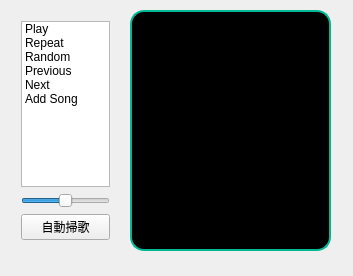
Old version of the form widget.ui in the repository dwvwdv/Peaceful.
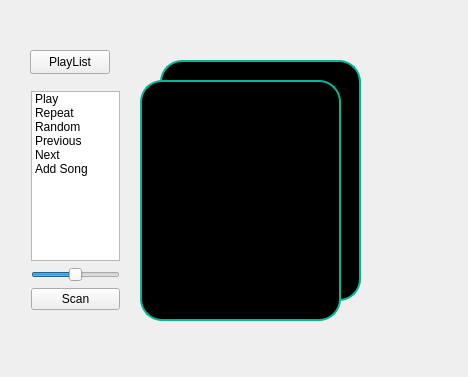
New version of the form.

Patch:
```diff
--- a/widget.ui
+++ b/widget.ui
@@ -6,8 +6,8 @@
    <rect>
     <x>0</x>
     <y>0</y>
-    <width>353</width>
-    <height>276</height>
+    <width>468</width>
+    <height>377</height>
    </rect>
   </property>
   <property name="windowTitle">
@@ -19,8 +19,8 @@
   <widget class="QListWidget" name="SongList">
    <property name="geometry">
     <rect>
-     <x>130</x>
-     <y>10</y>
+     <x>140</x>
+     <y>80</y>
      <width>201</width>
      <height>241</height>
     </rect>
@@ -30,18 +30,18 @@
 	border-width:3px;
 
 	color:rgb(85, 255, 127);
-	border-radius: 14px;
+	border-radius: 22px;
 	font: &quot;Arial&quot;;
-	font-size: 14px;
+	font-size: 20px;
 	border: 2px solid #00b894;
 	background-color: #000000;</string>
    </property>
   </widget>
-  <widget class="QWidget" name="">
+  <widget class="QWidget" name="layoutWidget">
    <property name="geometry">
     <rect>
-     <x>10</x>
-     <y>10</y>
+     <x>20</x>
+     <y>80</y>
      <width>111</width>
      <height>241</height>
     </rect>
@@ -100,12 +100,50 @@
     <item>
      <widget class="QPushButton" name="Auto_Add">
       <property name="text">
-       <string>自動掃歌</string>
+       <string>Scan</string>
       </property>
      </widget>
     </item>
    </layout>
   </widget>
+  <widget class="QListWidget" name="SongList_2">
+   <property name="geometry">
+    <rect>
+     <x>160</x>
+     <y>60</y>
+     <width>201</width>
+     <height>241</height>
+    </rect>
+   </property>
+   <property name="styleSheet">
+    <string notr="true">border-style:outset;
+	border-width:3px;
+
+	color:rgb(85, 255, 127);
+	border-radius: 22px;
+	font: &quot;Arial&quot;;
+	font-size: 20px;
+	border: 2px solid #00b894;
+	background-color: #000000;</string>
+   </property>
+  </widget>
+  <widget class="QPushButton" name="listBtn">
+   <property name="geometry">
+    <rect>
+     <x>30</x>
+     <y>50</y>
+     <width>80</width>
+     <height>24</height>
+    </rect>
+   </property>
+   <property name="text">
+    <string>PlayList</string>
+   </property>
+  </widget>
+  <zorder>SongList_2</zorder>
+  <zorder>SongList</zorder>
+  <zorder>layoutWidget</zorder>
+  <zorder>listBtn</zorder>
  </widget>
  <layoutdefault spacing="6" margin="11"/>
  <resources/>
```
